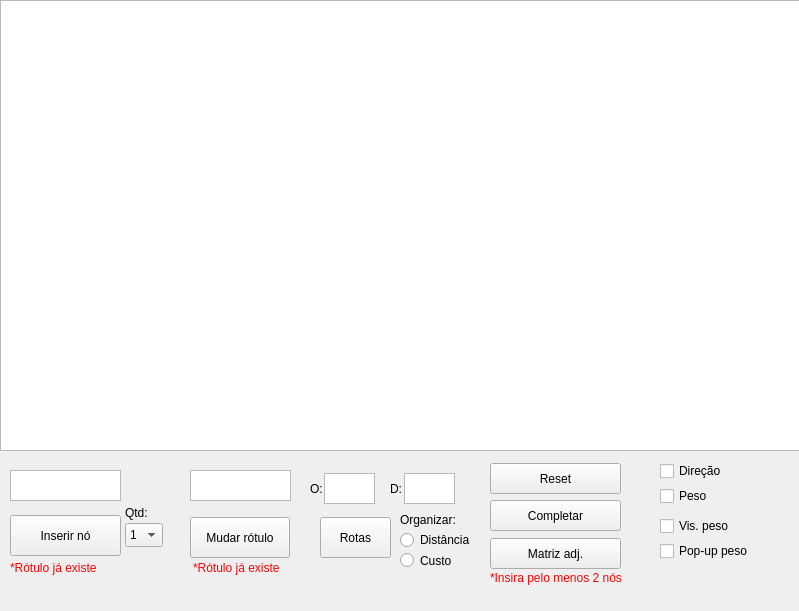
Qt form mainwindow.ui (juliaaviee/graphDraw) before a commit.
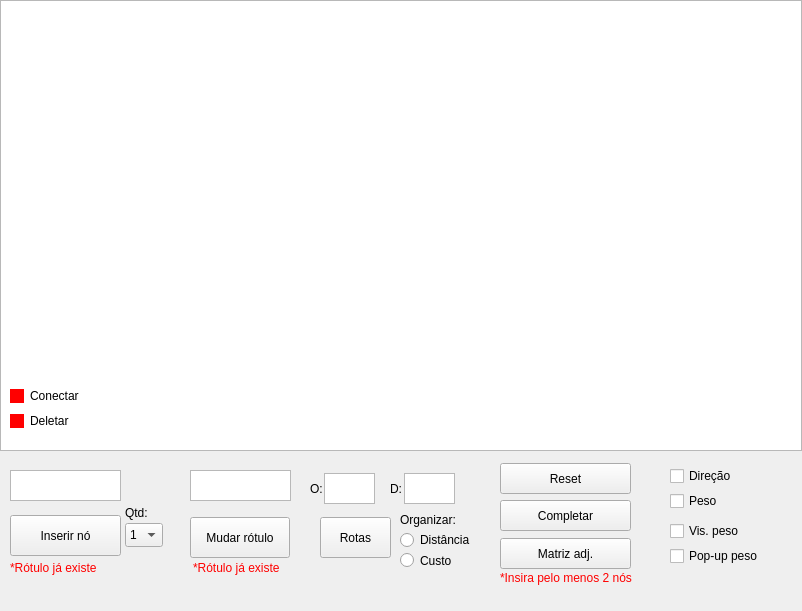
The same form after that commit. Icons and pictures are not drawn.

```diff
--- a/mainwindow.ui
+++ b/mainwindow.ui
@@ -6,7 +6,7 @@
    <rect>
     <x>0</x>
     <y>0</y>
-    <width>799</width>
+    <width>802</width>
     <height>611</height>
    </rect>
   </property>
@@ -22,7 +22,7 @@
      <rect>
       <x>0</x>
       <y>0</y>
-      <width>800</width>
+      <width>802</width>
       <height>451</height>
      </rect>
     </property>
@@ -53,7 +53,7 @@
    <widget class="QPushButton" name="reset">
     <property name="geometry">
      <rect>
-      <x>490</x>
+      <x>500</x>
       <y>463</y>
       <width>131</width>
       <height>31</height>
@@ -89,7 +89,7 @@
    <widget class="QPushButton" name="showMatrix">
     <property name="geometry">
      <rect>
-      <x>490</x>
+      <x>500</x>
       <y>538</y>
       <width>131</width>
       <height>31</height>
@@ -200,8 +200,8 @@
    <widget class="QCheckBox" name="weightV">
     <property name="geometry">
      <rect>
-      <x>660</x>
-      <y>515</y>
+      <x>670</x>
+      <y>520</y>
       <width>81</width>
       <height>22</height>
      </rect>
@@ -213,8 +213,8 @@
    <widget class="QCheckBox" name="weightP">
     <property name="geometry">
      <rect>
-      <x>660</x>
-      <y>540</y>
+      <x>670</x>
+      <y>545</y>
       <width>101</width>
       <height>22</height>
      </rect>
@@ -226,7 +226,7 @@
    <widget class="QPushButton" name="complete">
     <property name="geometry">
      <rect>
-      <x>490</x>
+      <x>500</x>
       <y>500</y>
       <width>131</width>
       <height>31</height>
@@ -344,8 +344,8 @@
    <widget class="QCheckBox" name="enDirection">
     <property name="geometry">
      <rect>
-      <x>660</x>
-      <y>460</y>
+      <x>670</x>
+      <y>465</y>
       <width>61</width>
       <height>22</height>
      </rect>
@@ -357,8 +357,8 @@
    <widget class="QCheckBox" name="enWeight">
     <property name="geometry">
      <rect>
-      <x>660</x>
-      <y>485</y>
+      <x>670</x>
+      <y>490</y>
       <width>51</width>
       <height>22</height>
      </rect>
@@ -386,7 +386,7 @@
    <widget class="QLabel" name="matrixEr">
     <property name="geometry">
      <rect>
-      <x>490</x>
+      <x>500</x>
       <y>570</y>
       <width>141</width>
       <height>16</height>
@@ -399,6 +399,50 @@
      <string>*Insira pelo menos 2 nós</string>
     </property>
    </widget>
+   <widget class="QCheckBox" name="delMode">
+    <property name="geometry">
+     <rect>
+      <x>10</x>
+      <y>410</y>
+      <width>61</width>
+      <height>22</height>
+     </rect>
+    </property>
+    <property name="styleSheet">
+     <string notr="true">QCheckBox{
+color: black;
+}
+QCheckBox::indicator {
+	background-color: red;
+}</string>
+    </property>
+    <property name="text">
+     <string>Deletar</string>
+    </property>
+   </widget>
+   <widget class="QCheckBox" name="conMode">
+    <property name="geometry">
+     <rect>
+      <x>10</x>
+      <y>385</y>
+      <width>71</width>
+      <height>22</height>
+     </rect>
+    </property>
+    <property name="styleSheet">
+     <string notr="true">QCheckBox{
+color:black;
+}
+QCheckBox::indicator {
+ 	background-color:red;
+}
+
+</string>
+    </property>
+    <property name="text">
+     <string>Conectar</string>
+    </property>
+   </widget>
   </widget>
  </widget>
  <resources/>
```
